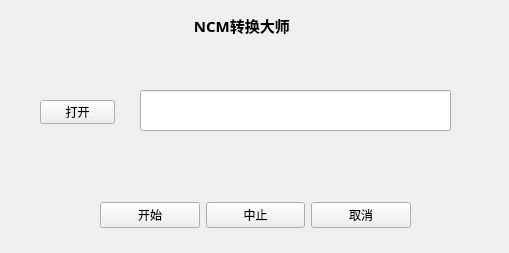
This is src/widget.ui in tthres/ncm_2_mp3 as Qt 5 draws it before an edit. The edited form follows.
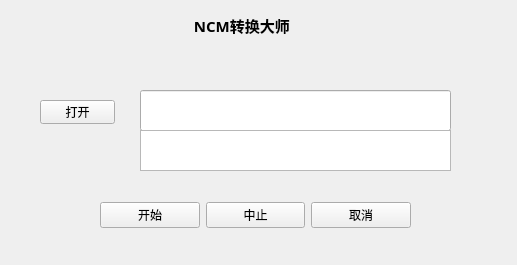
This is the edited form.

Diff of the .ui file:
```diff
--- a/src/widget.ui
+++ b/src/widget.ui
@@ -6,8 +6,8 @@
    <rect>
     <x>0</x>
     <y>0</y>
-    <width>509</width>
-    <height>253</height>
+    <width>517</width>
+    <height>265</height>
    </rect>
   </property>
   <property name="windowTitle">
@@ -105,6 +105,16 @@
     </item>
    </layout>
   </widget>
+  <widget class="QListView" name="listView">
+   <property name="geometry">
+    <rect>
+     <x>140</x>
+     <y>130</y>
+     <width>311</width>
+     <height>41</height>
+    </rect>
+   </property>
+  </widget>
  </widget>
  <resources/>
  <connections/>
```
Left out of the diff: 2 changed lines with no effect on the pictures.
